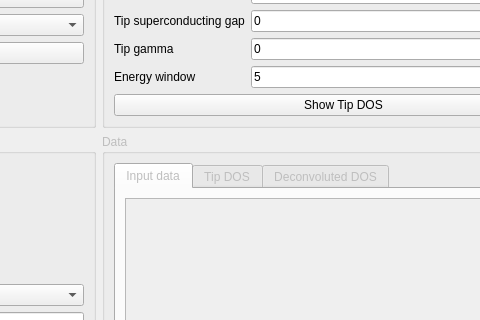
joselado/stmdeconvpy, file interface/interface.ui: the form before one commit; both pictures show x 397 to 877 and y 104 to 424 of the 991 by 687 pixel window.
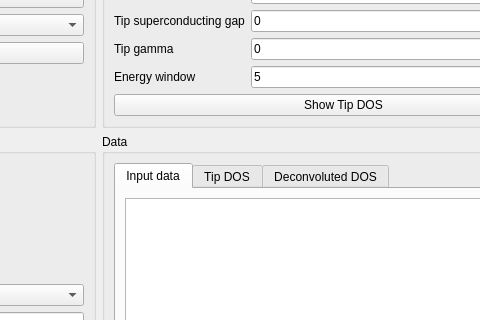
The form after the commit. The open tabs and pages were chosen to show the change.

```diff
--- a/interface/interface.ui
+++ b/interface/interface.ui
@@ -319,7 +319,7 @@
     <item row="1" column="1">
      <widget class="QGroupBox" name="groupBox_4">
       <property name="enabled">
-       <bool>false</bool>
+       <bool>true</bool>
       </property>
       <property name="title">
        <string>Data</string>
@@ -327,6 +327,9 @@
       <layout class="QGridLayout" name="gridLayout_11">
        <item row="0" column="0">
         <widget class="QTabWidget" name="text_deconv_dos">
+         <property name="enabled">
+          <bool>true</bool>
+         </property>
          <property name="toolTip">
           <string>Data files</string>
          </property>
```
Left out of the diff: 19 changed lines with no effect on the pictures.
